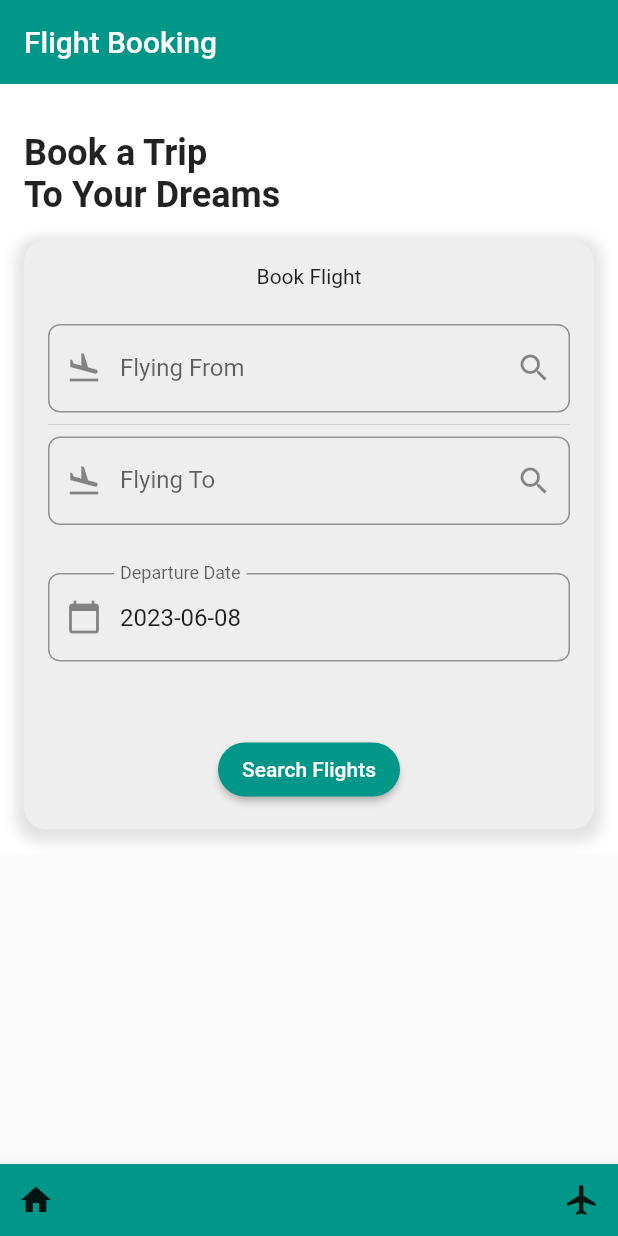
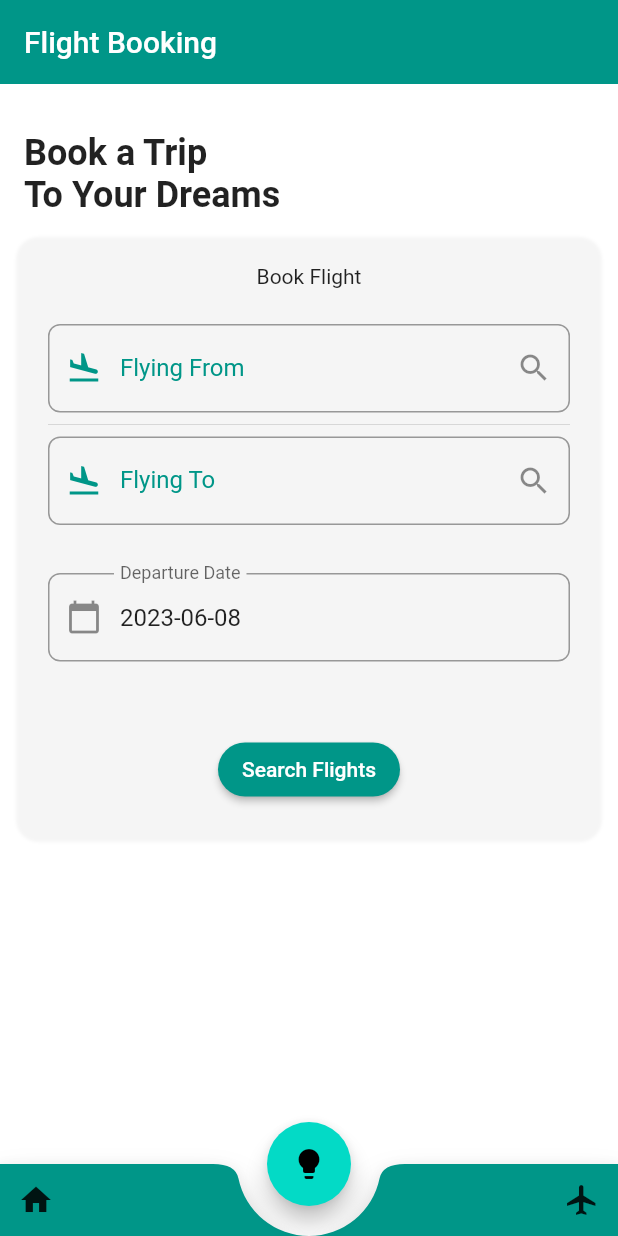
Before and after one commit to naseerahmedaziz/flightApp, a Flutter app: the screen it shows after launch, on a phone screen of 412 x 824 dp. Run offline on Flutter 3.47's test engine with Material 2 defaults, Android fonts, the phone set to English and light mode, and no system bars; our stand-ins replace cloud_firestore, firebase_auth, firebase_core; accounts and stored records are empty.

Commit message:
final code

```diff
--- a/lib/Screens/FlightBookingPage.dart
+++ b/lib/Screens/FlightBookingPage.dart
@@ -2,10 +2,13 @@ import 'package:firebase_core/firebase_core.dart';
 import 'package:flutter/material.dart';
 import 'package:intl/intl.dart';
 import 'package:flightapp/Screens/searchBottomSheetFrom.dart';
-
+import '../app_state.dart';
+import 'package:provider/provider.dart';
 import '../Bloc/FliBloc.dart';
 import 'FlightOption.dart';
 import 'MyBookingScreen.dart';
+import 'Login.dart';
+import '../Theme/theme_provider.dart';
 
 class FlightBookingPage extends StatefulWidget {
   @override
@@ -31,7 +34,6 @@ class _FlightBookingPageState extends State<FlightBookingPage> {
     _textEditingControllerFrom = TextEditingController();
     _textEditingControllerTo = TextEditingController();
     departureDate = DateTime.now();
-
     returnDate = DateTime.now();
   }
 
@@ -50,6 +52,8 @@ class _FlightBookingPageState extends State<FlightBookingPage> {
 
   @override
   Widget build(BuildContext context) {
+    final themeProvider = Provider.of<ThemeProvider>(context);
+
     _textEditingControllerFrom.text = flyingFrom;
     _textEditingControllerFrom.selection =
         TextSelection.fromPosition(TextPosition(offset: flyingFrom.length));
@@ -64,9 +68,10 @@ class _FlightBookingPageState extends State<FlightBookingPage> {
           'Flight Booking',
         ),
         elevation: 0,
+        backgroundColor: Colors.teal,
       ),
       body: Container(
-        color: Colors.white,
+        color: themeProvider.themeData.scaffoldBackgroundColor,
         padding: EdgeInsets.all(16.0),
         child: SingleChildScrollView(
           child: Column(
@@ -84,13 +89,12 @@ class _FlightBookingPageState extends State<FlightBookingPage> {
               SizedBox(height: 16.0),
               Container(
                 decoration: BoxDecoration(
-                  color: Colors.grey.shade200,
                   borderRadius: BorderRadius.circular(15),
                   boxShadow: [
                     BoxShadow(
-                      color: Colors.grey.withOpacity(0.3),
+                      color: Colors.grey.withOpacity(0.1),
                       spreadRadius: 5,
-                      blurRadius: 7,
+                      blurRadius: 1,
                       offset: Offset(0, 3),
                     ),
                   ],
@@ -114,7 +118,19 @@ class _FlightBookingPageState extends State<FlightBookingPage> {
                         },
                         decoration: InputDecoration(
                           labelText: 'Flying From',
-                          prefixIcon: Icon(Icons.flight_land),
+                          labelStyle: TextStyle(
+                            color: Colors.teal,
+                          ),
+                          prefixIcon: Icon(
+                            Icons.flight_land,
+                            color: Colors.teal,
+                          ),
+                          focusedBorder: OutlineInputBorder(
+                            borderSide: BorderSide(
+                              color: Colors.teal,
+                              width: 2.0,
+                            ),
+                          ),
                           suffixIcon: GestureDetector(
                             onTap: () async {
                               final selectedData =
@@ -151,7 +167,19 @@ class _FlightBookingPageState extends State<FlightBookingPage> {
                         },
                         decoration: InputDecoration(
                           labelText: 'Flying To',
-                          prefixIcon: Icon(Icons.flight_land),
+                          labelStyle: TextStyle(
+                            color: Colors.teal,
+                          ),
+                          prefixIcon: Icon(
+                            Icons.flight_land,
+                            color: Colors.teal,
+                          ),
+                          focusedBorder: OutlineInputBorder(
+                            borderSide: BorderSide(
+                              color: Colors.teal,
+                              width: 2.0,
+                            ),
+                          ),
                           suffixIcon: GestureDetector(
                             onTap: () async {
                               final selectedData =
@@ -221,9 +249,10 @@ class _FlightBookingPageState extends State<FlightBookingPage> {
                           Navigator.of(context).push(
                             MaterialPageRoute(
                               builder: (context) => FlightOptionPage(
-                                  from: flyingFrom,
-                                  to: flyingTo,
-                                  selectedDate: departureDate),
+                                from: flyingFrom,
+                                to: flyingTo,
+                                selectedDate: departureDate,
+                              ),
                             ),
                           );
                         },
@@ -250,6 +279,15 @@ class _FlightBookingPageState extends State<FlightBookingPage> {
           ),
         ),
       ),
+      floatingActionButton: FloatingActionButton(
+        onPressed: () {
+          final themeProvider =
+              Provider.of<ThemeProvider>(context, listen: false);
+          themeProvider.toggleTheme();
+        },
+        child: Icon(Icons.lightbulb),
+      ),
+      floatingActionButtonLocation: FloatingActionButtonLocation.centerDocked,
       bottomNavigationBar: BottomAppBar(
         shape: CircularNotchedRectangle(),
         notchMargin: 20,
@@ -265,9 +303,9 @@ class _FlightBookingPageState extends State<FlightBookingPage> {
               icon: Icon(Icons.flight),
               onPressed: () {
                 Navigator.push(
-                    context,
-                    MaterialPageRoute(
-                        builder: (context) => MyBookingsScreen()));
+                  context,
+                  MaterialPageRoute(builder: (context) => MyBookingsScreen()),
+                );
               },
             ),
           ],
--- /dev/null
+++ b/lib/Theme/theme_provider.dart
@@ -0,0 +1,44 @@
+import 'package:flutter/material.dart';
+
+class ThemeProvider with ChangeNotifier {
+  ThemeData lightTheme = ThemeData(
+      primaryColor: Colors.white,
+      brightness: Brightness.light,
+      visualDensity: VisualDensity.adaptivePlatformDensity,
+      scaffoldBackgroundColor: Colors.white,
+      colorScheme: ColorScheme.light(
+        primary: Colors.teal,
+        surface: Colors.teal,
+        background: Colors.teal,
+        onBackground: Colors.white,
+        onPrimary: Colors.white,
+      )
+      // Add any other light mode specific theme configurations here
+      );
+
+  ThemeData darkTheme = ThemeData(
+    primaryColor: Colors.white,
+    brightness: Brightness.dark,
+    visualDensity: VisualDensity.adaptivePlatformDensity,
+    scaffoldBackgroundColor: Color.fromARGB(255, 59, 53, 53),
+    textTheme: TextTheme(
+      bodyText1: TextStyle(
+        color: Colors.teal, // Set the text color to green
+      ),
+      bodyText2: TextStyle(
+        color: Colors.teal, // Set the text color to green
+      ),
+      // Add any other text styles you want to customize
+    ),
+    // Add any other dark mode specific theme configurations here
+  );
+
+  bool isDarkMode = false;
+
+  ThemeData get themeData => isDarkMode ? darkTheme : lightTheme;
+
+  void toggleTheme() {
+    isDarkMode = !isDarkMode;
+    notifyListeners();
+  }
+}
--- /dev/null
+++ b/lib/app_state.dart
@@ -0,0 +1,12 @@
+import 'package:flutter/foundation.dart';
+
+class AppState extends ChangeNotifier {
+  bool _isLoggedIn = false;
+
+  bool get isLoggedIn => _isLoggedIn;
+
+  set isLoggedIn(bool value) {
+    _isLoggedIn = value;
+    notifyListeners();
+  }
+}
--- a/lib/main.dart
+++ b/lib/main.dart
@@ -2,32 +2,48 @@ import 'package:firebase_core/firebase_core.dart';
 import 'package:flutter/material.dart';
 import 'package:intl/intl.dart';
 import 'package:flightapp/Screens/searchBottomSheetFrom.dart';
-
+import 'app_state.dart';
 import 'Bloc/FliBloc.dart';
 import 'Screens/FlightBookingPage.dart';
 import 'Screens/FlightOption.dart';
 import 'Screens/MyBookingScreen.dart';
 import 'Screens/SplashScreen.dart';
+import 'package:provider/provider.dart';
+import 'Theme/theme_provider.dart';
 
 void main() async {
   WidgetsFlutterBinding.ensureInitialized();
   await Firebase.initializeApp();
-  runApp(FlightBookingApp());
+  runApp(
+    ChangeNotifierProvider<ThemeProvider>(
+      create: (_) => ThemeProvider(),
+      child: FlightBookingApp(),
+    ),
+  );
 }
 
 class FlightBookingApp extends StatelessWidget {
   @override
   Widget build(BuildContext context) {
-    return MaterialApp(
-      debugShowCheckedModeBanner: false,
-      title: 'Flight Booking App',
-      theme: ThemeData(
-        primarySwatch: Colors.teal,
-        brightness: Brightness.light,
-        visualDensity: VisualDensity.adaptivePlatformDensity,
+    return MultiProvider(
+      providers: [
+        ChangeNotifierProvider<AppState>(create: (context) => AppState()),
+        ChangeNotifierProvider<ThemeProvider>(
+            create: (context) => ThemeProvider()),
+      ],
+      child: Consumer<ThemeProvider>(
+        builder: (context, themeProvider, _) {
+          return MaterialApp(
+            debugShowCheckedModeBanner: false,
+            title: 'Flight Booking App',
+            themeMode:
+                themeProvider.isDarkMode ? ThemeMode.dark : ThemeMode.light,
+            theme: themeProvider.lightTheme,
+            darkTheme: themeProvider.darkTheme,
+            home: SplashScreen(),
+          );
+        },
       ),
-      // home: FlightBookingPage(),
-      home: SplashScreen(),
     );
   }
 }
--- a/lib/model/UserModel.dart
+++ b/lib/model/UserModel.dart
@@ -5,7 +5,7 @@ UserModel userModelFromJson(String str) => UserModel.fromJson(json.decode(str));
 String userModelToJson(UserModel data) => json.encode(data.toJson());
 
 class UserModel {
-  final String? id;
+  final String? userId;
   final String? firstName;
   final String? lastName;
   final String? phoneNo;
@@ -16,7 +16,7 @@ class UserModel {
   String arr;
 
   UserModel({
-    this.id,
+    this.userId,
     this.firstName,
     this.lastName,
     this.phoneNo,
@@ -28,7 +28,7 @@ class UserModel {
   });
 
   factory UserModel.fromJson(Map<String, dynamic> json) => UserModel(
-        id: json["id"],
+        userId: json["userId"],
         firstName: json["firstName"],
         lastName: json["lastName"],
         phoneNo: json["phoneNo"],
--- a/pubspec.yaml
+++ b/pubspec.yaml
@@ -39,7 +39,8 @@ dependencies:
   intl: ^0.18.1
   firebase_core: ^2.13.1
   cloud_firestore: ^4.8.0
-
+  provider: ^6.0.5
+  firebase_auth: ^4.6.1
 
 dev_dependencies:
   flutter_test:
```
Also changed, not shown: lib/Bloc/crudBloc.dart (+31 -16 lines), lib/Screens/FlightOption.dart (+17 -0 lines), lib/Screens/Login.dart (added, +145 -0 lines), lib/Screens/MyBookingScreen.dart (+9 -2 lines), lib/Screens/Signup.dart (added, +129 -0 lines), pubspec.lock, 2395 other files.
